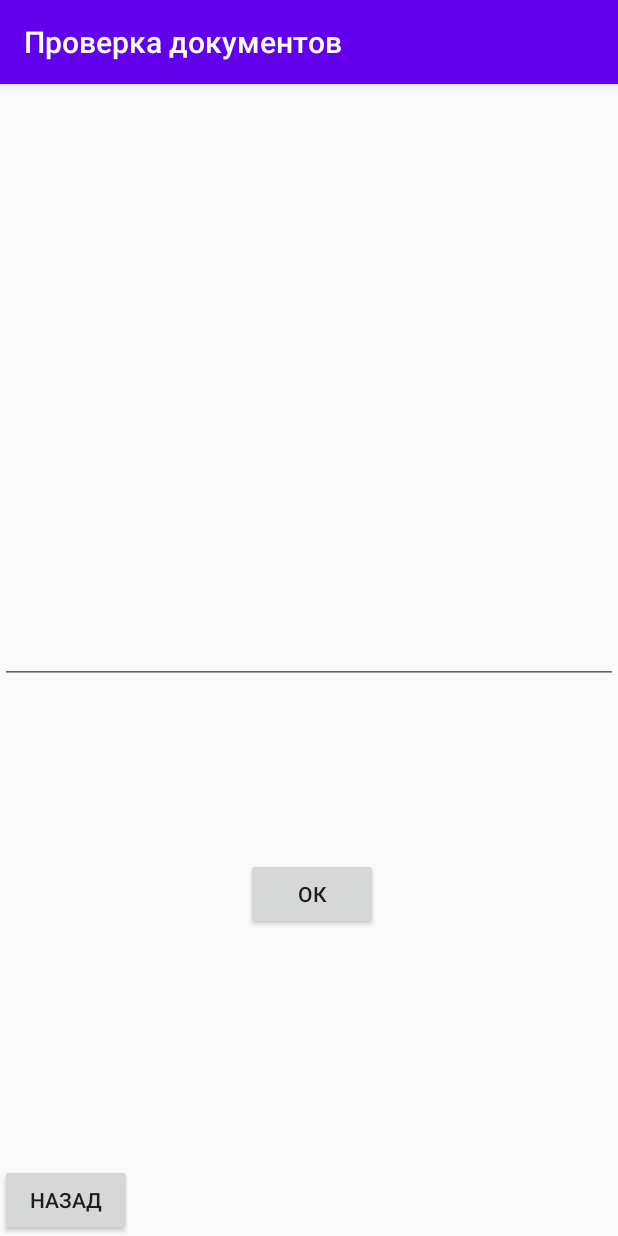
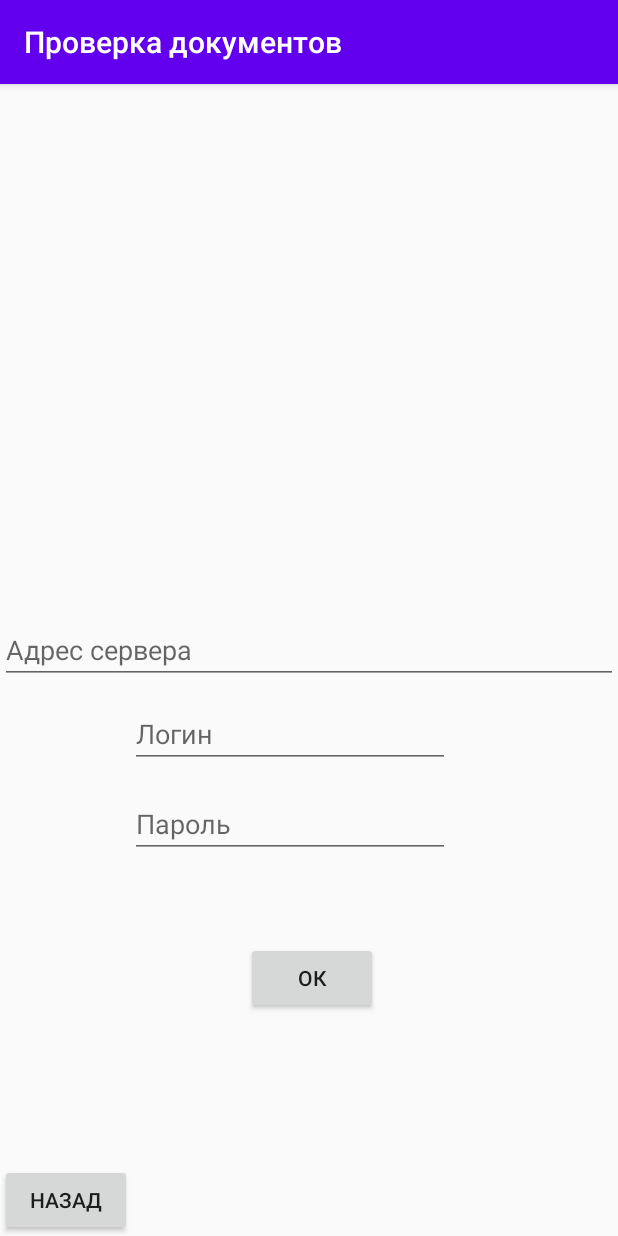
Before and after one commit to MAStolbov/BarcodeScaner, an Android app: the ConnectionSettingsFragment screen opened through its navigation route, on a phone screen of 412 x 824 dp. Run offline under Robolectric (Android 15) with nearby library versions, the phone set to English and light mode, and no system bars; our stand-ins replace data binding; libraries missing offline, so code that uses them is left out: com.google.zxing.integration, com.tickaroo.tikxml; 3 statements that could not run were skipped.

Commit message:
Fix problem with RecyclerView height when it show big list of services add ability set login and password for connection settings

```diff
--- a/app/src/main/AndroidManifest.xml
+++ b/app/src/main/AndroidManifest.xml
@@ -20,7 +20,9 @@
             android:name="com.journeyapps.barcodescanner.CaptureActivity"
             android:screenOrientation="fullSensor"
             tools:replace="screenOrientation" />
-        <activity android:name=".MainActivity">
+        <activity android:name=".MainActivity"
+            android:screenOrientation="portrait"
+            >
             <intent-filter>
                 <action android:name="android.intent.action.MAIN" />
 
--- a/app/src/main/java/android/barcodescanner/ClinicApi.kt
+++ b/app/src/main/java/android/barcodescanner/ClinicApi.kt
@@ -12,7 +12,7 @@ import retrofit2.http.Path
 
 interface ClinicApi {
 
-    @GET("GetCustomerInfo/{barcode}")
+    @GET("{barcode}")
     fun getCustomerInfo(
         @Header("Authorization") credentials: String,
         @Path("barcode") barcode: String
--- a/app/src/main/java/android/barcodescanner/ConnectionSettingsFragment.kt
+++ b/app/src/main/java/android/barcodescanner/ConnectionSettingsFragment.kt
@@ -35,9 +35,15 @@ class ConnectionSettingsFragment : Fragment() {
             connectionPreferences.getString(SERVER_ADDRESS_KEY, "")
         )
 
+        binding.loginPlainText.setText(connectionPreferences.getString(LOGIN_KEY,""))
+
+        binding.passwordPlainText.setText(connectionPreferences.getString(PASSWORD_KEY,""))
+
         binding.setAddress.setOnClickListener {
             connectionPreferences.edit().apply {
                 putString(SERVER_ADDRESS_KEY,binding.serverAddressPlainText.text.toString())
+                putString(LOGIN_KEY,binding.loginPlainText.text.toString())
+                putString(PASSWORD_KEY,binding.passwordPlainText.text.toString())
                 apply()
             }
             findNavController().navigate(R.id.action_connectionSettingsFragment_to_scanFragment)
--- a/app/src/main/java/android/barcodescanner/ServicesAdapter.kt
+++ b/app/src/main/java/android/barcodescanner/ServicesAdapter.kt
@@ -21,7 +21,7 @@ class ServicesAdapter : ListAdapter<Service,ServicesAdapter.ServicesViewHolder>(
 
     class ServicesViewHolder private constructor(val binding: ServicesItemViewBinding) : RecyclerView.ViewHolder(binding.root) {
         fun bind(item:Service){
-            binding.servicePrice.text = "Цена: ${item.price}"
+            binding.servicePrice.text = "${item.price} руб."
             binding.serviseName.text = "${item.name}"
         }
 
--- a/app/src/main/java/android/repository/Repository.kt
+++ b/app/src/main/java/android/repository/Repository.kt
@@ -8,9 +8,9 @@ import java.lang.Exception
 
 class Repository {
 
-    fun getDataFromBase(serverAddress:String,barcode: String): Account? {
+    fun getDataFromBase(serverAddress:String, login:String, password:String, barcode: String): Account? {
         val clinicApi = ClinicApi.create(serverAddress)
-        val logPass = Credentials.basic("goblin", "123123")
+        val logPass = Credentials.basic(login, password)
         var data: Account? = null
         try {
             clinicApi.getCustomerInfo(logPass, barcode).apply {
--- a/app/src/main/res/layout/fragment_connection_settings.xml
+++ b/app/src/main/res/layout/fragment_connection_settings.xml
@@ -25,6 +25,7 @@
             android:layout_height="wrap_content"
             android:layout_marginBottom="368dp"
             android:ems="10"
+            android:hint="Адрес сервера"
             android:inputType="textPersonName"
             app:layout_constraintBottom_toBottomOf="parent"
             app:layout_constraintEnd_toEndOf="parent" />
@@ -34,10 +35,36 @@
             android:layout_width="wrap_content"
             android:layout_height="wrap_content"
             android:layout_marginEnd="160dp"
-            android:layout_marginBottom="204dp"
+            android:layout_marginBottom="148dp"
             android:text="Ок"
             app:layout_constraintBottom_toBottomOf="parent"
             app:layout_constraintEnd_toEndOf="parent" />
+
+        <EditText
+            android:id="@+id/loginPlainText"
+            android:layout_width="wrap_content"
+            android:layout_height="wrap_content"
+            android:layout_marginBottom="312dp"
+            android:ems="10"
+            android:hint="Логин"
+            android:inputType="textPersonName"
+            app:layout_constraintBottom_toBottomOf="parent"
+            app:layout_constraintEnd_toEndOf="parent"
+            app:layout_constraintHorizontal_bias="0.437"
+            app:layout_constraintStart_toStartOf="parent" />
+
+        <EditText
+            android:id="@+id/passwordPlainText"
+            android:layout_width="wrap_content"
+            android:layout_height="wrap_content"
+            android:layout_marginBottom="252dp"
+            android:ems="10"
+            android:hint="Пароль"
+            android:inputType="textPersonName"
+            app:layout_constraintBottom_toBottomOf="parent"
+            app:layout_constraintEnd_toEndOf="parent"
+            app:layout_constraintHorizontal_bias="0.437"
+            app:layout_constraintStart_toStartOf="parent" />
     </androidx.constraintlayout.widget.ConstraintLayout>
 
 </layout>
```
Also changed, not shown: app/src/main/java/android/barcodescanner/ScanFragment.kt (+10 -3 lines), app/src/main/java/android/util/Util.kt (+21 -1 lines), app/src/main/res/layout/fragment_scan.xml (+5 -5 lines).
